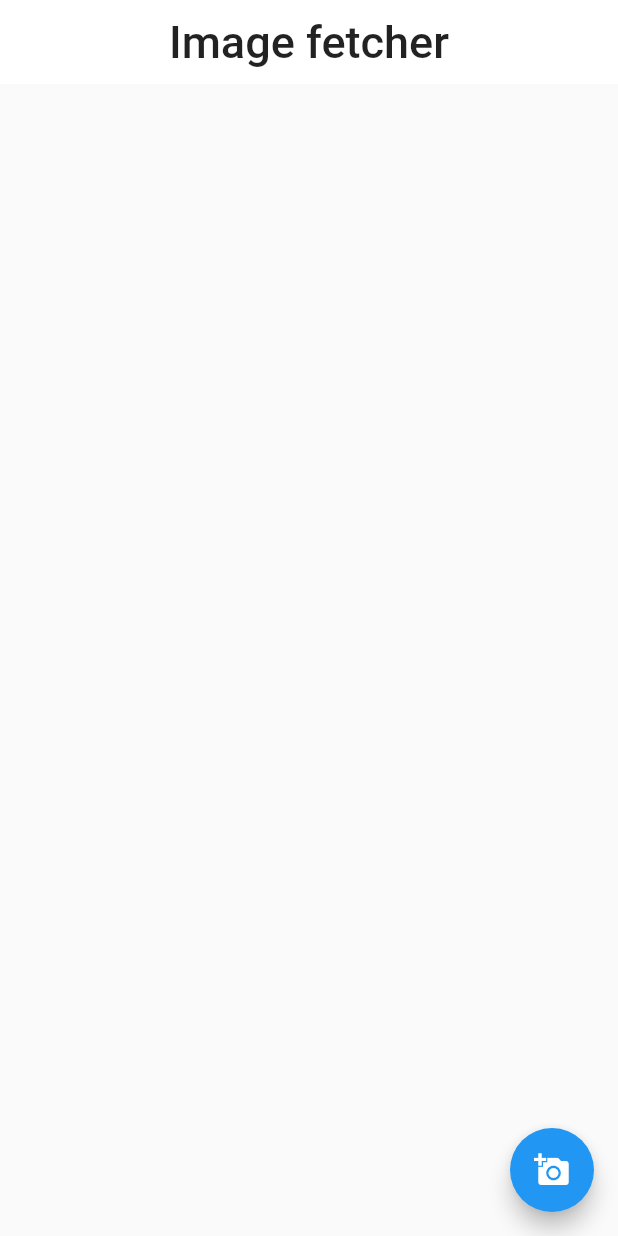
After one commit to Damercy/FlutterIntermediate, a Flutter app: the screen it shows after launch, on a phone screen of 412 x 824 dp. The commit adds this screen. Run offline on Flutter 3.47's test engine with Material 2 defaults, Android fonts, the phone set to English and light mode, and no system bars.

Commit message:
Fetching images from network

```diff
--- a/lib/src/app.dart
+++ b/lib/src/app.dart
@@ -3,6 +3,7 @@ import 'dart:convert';
 import 'package:UdemyFlutter/src/models/image_model.dart';
 import 'package:flutter/material.dart';
 import 'widgets/widget_getter_functions/appbar.dart';
+import 'widgets/widget_getter_functions/image_list.dart';
 
 // Means just import the get function out of everything; Performance boost
 import 'package:http/http.dart' show get;
@@ -17,19 +18,20 @@ class App extends StatefulWidget {
 
 class _AppState extends State<App> {
   int imageIdCounter = 1;
-  List<ImageModel> imageList;
+  List<ImageModel> imageList = [];
+
 
   void fetchImage() async {
     imageIdCounter++; // Not in setState() as we don't care about displaying updating value
     // State is however maintained
-
+    print("imageCount: $imageIdCounter");
     var response = await get(
         "https://jsonplaceholder.typicode.com/photos/$imageIdCounter");
 
     var imageModel = ImageModel.fromJson(jsonDecode(response.body));
 
     setState(() {
-      imageList.add(imageModel);
+      imageList.add(imageModel);  // Whenever this variable changes, re-render
     });
   }
 
@@ -43,6 +45,7 @@ class _AppState extends State<App> {
           splashColor: Colors.blueAccent.shade700,
           onPressed: fetchImage,
         ), // NOTE: If a function calls another function, we can just pass the function reference as done here.
+        body: ImageList(imageList),
       ),
     );
   }
--- /dev/null
+++ b/lib/src/widgets/widget_getter_functions/image_list.dart
@@ -0,0 +1,20 @@
+import 'package:UdemyFlutter/src/models/image_model.dart';
+import 'package:flutter/material.dart';
+
+class ImageList extends StatelessWidget {
+  // Thus stateless widgets can have instance variables but they must be final
+  final List<ImageModel> imageList;
+
+  ImageList(this.imageList);
+
+  @override
+  Widget build(BuildContext context) {
+    return ListView.builder(
+        itemCount: imageList.length,
+        itemBuilder: (context, index) {
+          return Container(
+            child: Image.network(imageList[index].url)
+          );
+        });
+  }
+}
```
